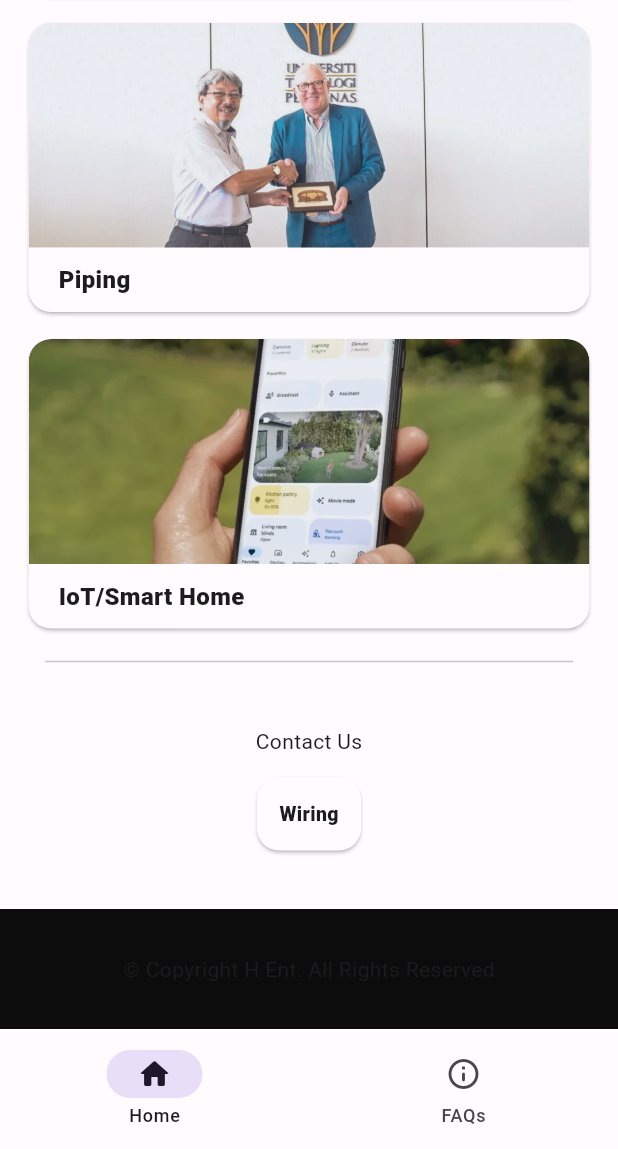
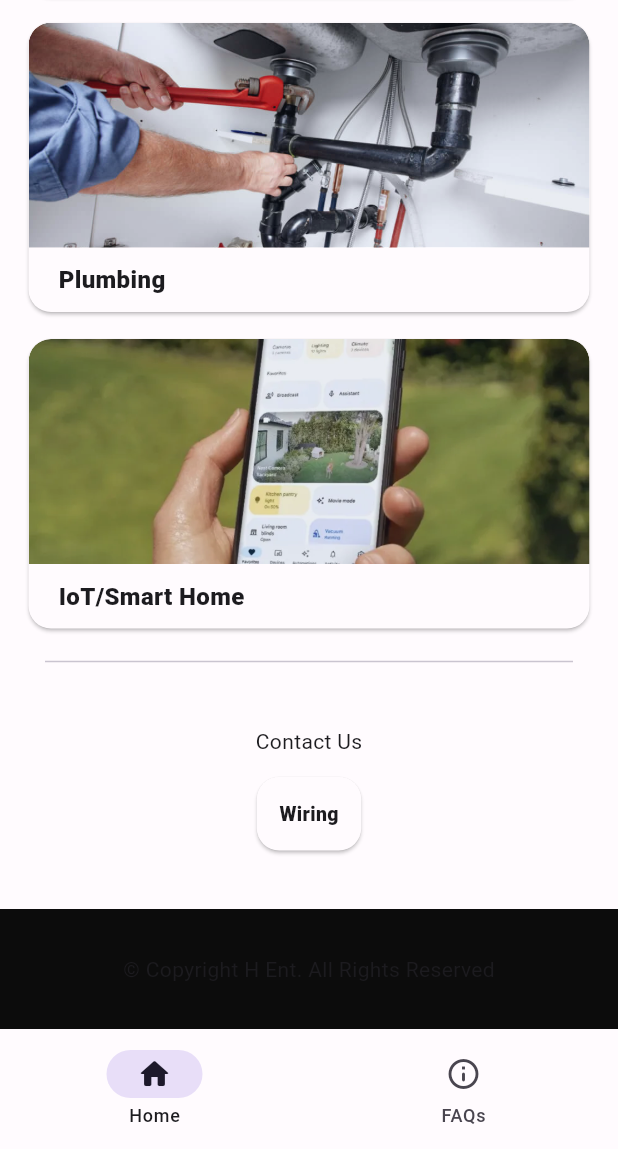
Before and after one commit to haqimhaslee/business_webv1, a Flutter app: the screen it shows after launch, scrolled down 699 dp, on a phone screen of 412 x 824 dp, the part 87-1236 px from its top. Run offline on Flutter 3.47's test engine with Material 3 defaults, Android fonts, the phone set to English and light mode, and no system bars.

Commit message:
Minor assets update -UI/Assets fix -New component for next phase development

```diff
--- a/lib/page/home.dart
+++ b/lib/page/home.dart
@@ -100,7 +100,7 @@ class Home extends StatelessWidget {
                                         decoration: const BoxDecoration(
                                           image: DecorationImage(
                                               image: AssetImage(
-                                                  "lib/assets/1.jpg"),
+                                                  "lib/assets/wiring.jpg"),
                                               fit: BoxFit.cover),
                                         ),
                                         child: SizedBox(
@@ -153,7 +153,7 @@ class Home extends StatelessWidget {
                                 bottom: 10,
                               ),
                               child: Text(
-                                'Wiring',
+                                'Wiring/Electrical',
                                 textAlign: TextAlign.left,
                                 style: TextStyle(
                                     fontSize: 16, fontWeight: FontWeight.w800),
@@ -221,7 +221,7 @@ class Home extends StatelessWidget {
                                         decoration: const BoxDecoration(
                                           image: DecorationImage(
                                               image: AssetImage(
-                                                  "lib/assets/1.jpg"),
+                                                  "lib/assets/plumbing.jpeg"),
                                               fit: BoxFit.cover),
                                         ),
                                         child: SizedBox(
@@ -274,7 +274,7 @@ class Home extends StatelessWidget {
                                 bottom: 10,
                               ),
                               child: Text(
-                                'Piping',
+                                'Plumbing',
                                 textAlign: TextAlign.left,
                                 style: TextStyle(
                                     fontSize: 16, fontWeight: FontWeight.w800),
--- a/pubspec.yaml
+++ b/pubspec.yaml
@@ -33,3 +33,5 @@ flutter:
     - web/assets/fonts/MaterialIcons-Regular.ttf
     - lib/assets/1.jpg
     - lib/assets/IoT.png
+    - lib/assets/plumbing.jpeg
+    - lib/assets/wiring.jpg
```
Also changed, not shown: lib/assets/plumbing.jpeg (added), lib/assets/wiring.jpg (added), lib/page/services/iot.dart (added), lib/page/services/plumbing.dart (added), lib/page/services/wiring.dart (added), lib/widget/contact_us_widget.dart (added).
